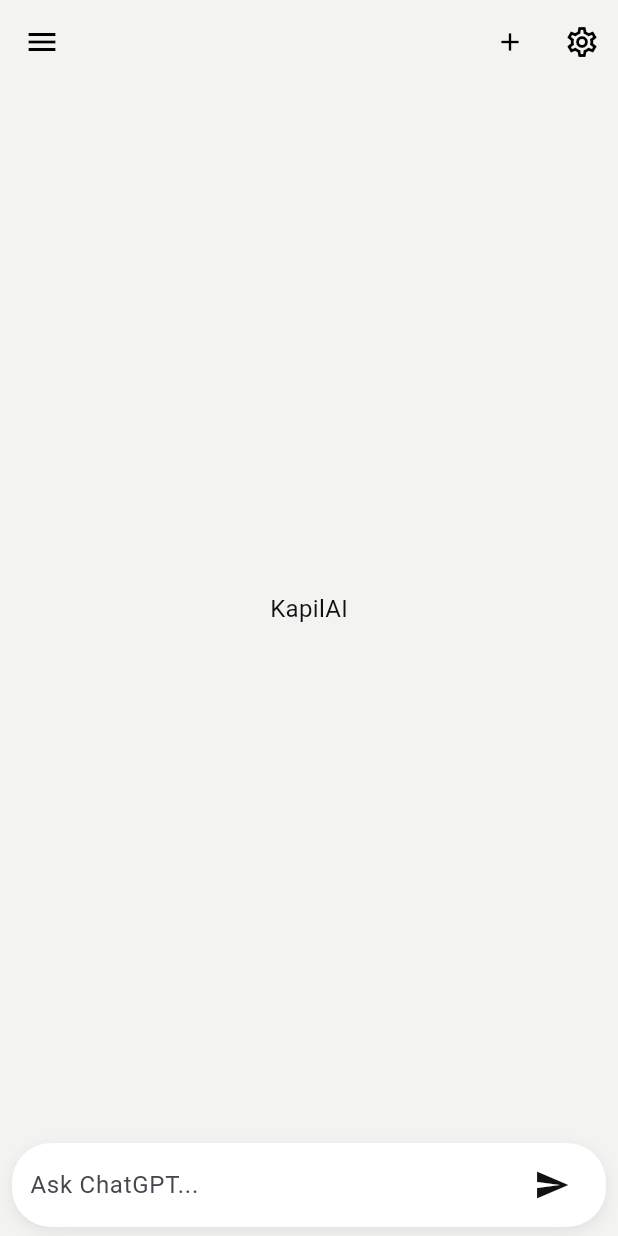
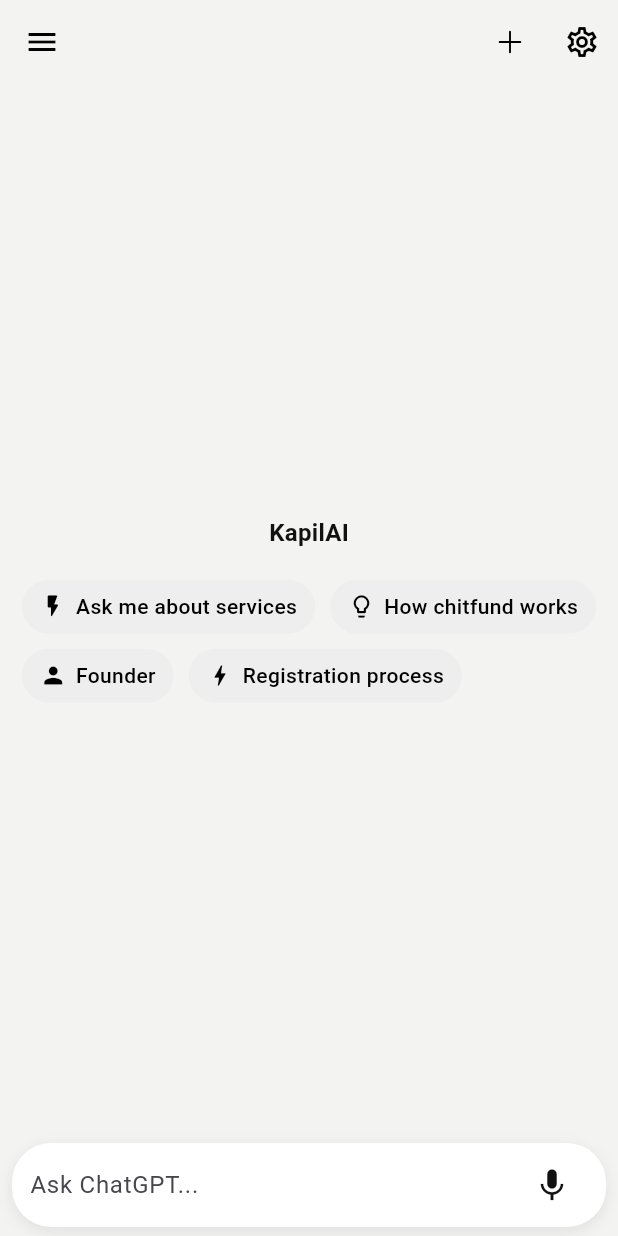
Before and after one commit to mayurkapilit23/chits_rag_flutter, a Flutter app: the screen it shows after launch, on a phone screen of 412 x 824 dp. Run offline on Flutter 3.47's test engine with Material 3 defaults, Android fonts, the phone set to English and light mode, and no system bars; our stand-ins replace animated_text_kit, equatable, flutter_bloc, phosphor_flutter, pinput, shared_preferences; Roboto replaces fonts that are missing (poppins).

Commit message:
implement chips on home screen with mic button animation

```diff
--- /dev/null
+++ b/lib/core/utils/bottom_sheets.dart
@@ -0,0 +1,67 @@
+import 'package:flutter/material.dart';
+import 'package:flutter_bloc/flutter_bloc.dart';
+import 'package:phosphor_flutter/phosphor_flutter.dart';
+
+import '../../features/theme/bloc/theme_bloc.dart';
+import '../../features/theme/bloc/theme_event.dart';
+import '../../features/theme/bloc/theme_state.dart';
+import '../colors/app_colors.dart';
+
+void showSettingsBottomSheet(BuildContext context) {
+  final isDark = Theme.of(context).brightness == Brightness.dark;
+  showModalBottomSheet(
+    context: context,
+    // backgroundColor: Colors.white,
+    shape: RoundedRectangleBorder(
+      borderRadius: BorderRadius.vertical(top: Radius.circular(20)),
+    ),
+    isScrollControlled: true,
+    builder: (context) {
+      return BlocBuilder<ThemeBloc, ThemeState>(
+        builder: (context, state) {
+          bool isDarkMode = state.themeMode == ThemeMode.dark;
+          return Container(
+            decoration: BoxDecoration(
+              color: isDarkMode
+                  ? AppColors.darkSecondary
+                  : AppColors.whiteColor,
+              borderRadius: BorderRadius.only(
+                topLeft: Radius.circular(20),
+                topRight: Radius.circular(20),
+              ),
+            ),
+            padding: EdgeInsets.only(
+              bottom: MediaQuery.of(context).viewInsets.bottom,
+              left: 20,
+              right: 20,
+              top: 20,
+            ),
+            child: SafeArea(
+              child: Column(
+                mainAxisSize: MainAxisSize.min,
+                crossAxisAlignment: CrossAxisAlignment.start,
+                children: [
+                  ListTile(
+                    leading: PhosphorIcon(PhosphorIcons.moon(), size: 20),
+                    title: const Text('Dark Mode'),
+                    trailing: Switch(
+                      activeTrackColor: isDarkMode
+                          ? AppColors.darkPrimary
+                          : AppColors.darkSecondary,
+                      value: isDarkMode,
+                      onChanged: (value) {
+                        context.read<ThemeBloc>().add(ToggleThemeEvent());
+                      },
+                    ),
+                  ),
+
+                  SizedBox(height: 15),
+                ],
+              ),
+            ),
+          );
+        },
+      );
+    },
+  );
+}
--- a/lib/features/gpt/view/home_screen.dart
+++ b/lib/features/gpt/view/home_screen.dart
@@ -1,13 +1,12 @@
 import 'package:chatgpt_clone/features/auth/bloc/auth_bloc.dart';
 import 'package:chatgpt_clone/features/auth/bloc/auth_state.dart';
-import 'package:chatgpt_clone/features/theme/bloc/theme_bloc.dart';
-import 'package:chatgpt_clone/features/theme/bloc/theme_event.dart';
-import 'package:chatgpt_clone/features/theme/bloc/theme_state.dart';
+import 'package:chatgpt_clone/features/gpt/widgets/custom_chip.dart';
 import 'package:flutter/material.dart';
 import 'package:flutter_bloc/flutter_bloc.dart';
-import 'package:forui/forui.dart';
+import 'package:phosphor_flutter/phosphor_flutter.dart';
 
 import '../../../core/colors/app_colors.dart';
+import '../../../core/utils/bottom_sheets.dart';
 import '../../auth/bloc/auth_event.dart';
 import '../../auth/view/mobile_number_sheet.dart';
 import '../bloc/gpt_bloc.dart';
@@ -62,6 +61,21 @@ class _HomeScreenState extends State<HomeScreen> {
   void initState() {
     super.initState();
     context.read<AuthBloc>().add(CheckAuthStatusEvent());
+
+    // IMPORTANT: listen to controller so setState runs on text changes
+    _input.addListener(() {
+      setState(() {});
+    });
+  }
+
+  @override
+  void dispose() {
+    _input.removeListener(
+      () {},
+    ); // harmless if listener removed, but ok to keep
+    _input.dispose();
+    _scroll.dispose();
+    super.dispose();
   }
 
   @override
@@ -96,7 +110,7 @@ class _HomeScreenState extends State<HomeScreen> {
         }
 
         return Scaffold(
-          key: Key('home_scaffold'),
+          key: const Key('home_scaffold'),
           backgroundColor: isDark
               ? AppColors.darkPrimary
               : AppColors.primaryColor,
@@ -113,12 +127,12 @@ class _HomeScreenState extends State<HomeScreen> {
                       onPressed: () {
                         context.read<GptBloc>().add(CreateConversationEvent());
                       },
-                      icon: Icon(Icons.add, size: 20),
+                      icon: PhosphorIcon(PhosphorIcons.plus(), size: 20),
                     ),
                     IconButton(
-                      icon: Icon(Icons.settings_outlined),
+                      icon: const Icon(Icons.settings_outlined),
                       onPressed: () {
-                        _showSettingsBottomSheet(context);
+                        showSettingsBottomSheet(context);
                       },
                     ),
                   ],
@@ -148,7 +162,8 @@ class _HomeScreenState extends State<HomeScreen> {
                       context.read<GptBloc>().add(CreateConversationEvent());
                       Navigator.pop(context);
                     },
-                    icon: Icon(Icons.add, size: 20),
+
+                    icon: PhosphorIcon(PhosphorIcons.plus(), size: 20),
                   ),
                   title: const Text(
                     'KapilAI',
@@ -156,7 +171,7 @@ class _HomeScreenState extends State<HomeScreen> {
                   ),
                 ),
 
-                const FDivider(),
+                const Divider(),
 
                 //conversation list
                 Expanded(
@@ -187,7 +202,8 @@ class _HomeScreenState extends State<HomeScreen> {
 
                         trailing: IconButton(
                           icon: Icon(
-                            Icons.delete_outline,
+                            Icons.delete,
+                            size: 20,
                             color: isDark
                                 ? AppColors.whiteColor
                                 : AppColors.darkPrimary,
@@ -203,7 +219,7 @@ class _HomeScreenState extends State<HomeScreen> {
                   ),
                 ),
 
-                SizedBox(height: 16),
+                const SizedBox(height: 16),
 
                 //login/logout button
                 Padding(
@@ -290,10 +306,31 @@ class _HomeScreenState extends State<HomeScreen> {
               SizedBox(width: 6),
 
               //send button
-              IconButton(
+              AnimatedSwitcher(
+                duration: Duration(milliseconds: 200),
+                transitionBuilder: (child, animation) {
+                  return ScaleTransition(scale: animation, child: child);
+                },
+                child: _input.text.trim().isEmpty
+                    ? IconButton(
+                        key: ValueKey('mic'),
+                        icon: Icon(
+                          Icons.mic,
+                          size: 26,
+                          color: isDark
+                              ? AppColors.whiteColor
+                              : AppColors.darkPrimary,
+                        ),
+                        onPressed: () {
+                          print("Mic tapped");
+                        },
+                      )
+                    : IconButton(
                         icon: Icon(
                           Icons.send,
-                  color: isDark ? AppColors.whiteColor : AppColors.darkPrimary,
+                          color: isDark
+                              ? AppColors.whiteColor
+                              : AppColors.darkPrimary,
                         ),
                         onPressed: () {
                           final text = _input.text.trim();
@@ -304,13 +341,15 @@ class _HomeScreenState extends State<HomeScreen> {
                               prompt: text,
                               mobile: state.mobileNumber ?? "",
                               sessionId: state
-                          .conversations[state.selectedConversationIndex]
+                                  .conversations[state
+                                      .selectedConversationIndex]
                                   .id,
                             ),
                           );
 
                           _input.clear();
                         },
+                      ),
               ),
             ],
           ),
@@ -321,7 +360,6 @@ class _HomeScreenState extends State<HomeScreen> {
 
   Widget _buildContent(BuildContext context, GptState state) {
     final isDark = Theme.of(context).brightness == Brightness.dark;
-    final screenSize = MediaQuery.of(context).size;
     // Loading states
     if (state is GptInitialState || state is GptLoadingState) {
       return Center(child: CircularProgressIndicator());
@@ -361,15 +399,46 @@ class _HomeScreenState extends State<HomeScreen> {
             //message list
             Expanded(
               child: conv.messages.isEmpty
-                  ? Center(
-                      child: Text(
+                  ? Column(
+                      mainAxisAlignment: MainAxisAlignment.center,
+                      children: [
+                        Text(
                           'KapilAI',
                           style: TextStyle(
+                            fontWeight: FontWeight.bold,
                             color: isDark
                                 ? AppColors.whiteColor
                                 : AppColors.darkPrimary,
                           ),
                         ),
+                        const SizedBox(height: 20),
+                        Wrap(
+                          spacing: 10,
+                          runSpacing: 10,
+                          children: [
+                            CustomChip(
+                              icon: Icons.flash_on_rounded,
+                              text: "Ask me about services",
+                              isDark: isDark,
+                            ),
+                            CustomChip(
+                              icon: Icons.lightbulb_outline,
+                              text: "How chitfund works",
+                              isDark: isDark,
+                            ),
+                            CustomChip(
+                              icon: Icons.person,
+                              text: "Founder",
+                              isDark: isDark,
+                            ),
+                            CustomChip(
+                              icon: Icons.bolt,
+                              text: "Registration process",
+                              isDark: isDark,
+                            ),
+                          ],
+                        ),
+                      ],
                     )
                   : ListView.builder(
                       controller: _scroll,
@@ -421,10 +490,23 @@ class _HomeScreenState extends State<HomeScreen> {
               ),
               SizedBox(height: 16),
               ElevatedButton(
+                style: ElevatedButton.styleFrom(
+                  // backgroundColor: AppColors.darkSecondary,
+                  backgroundColor: isDark
+                      ? AppColors.primaryColor
+                      : AppColors.darkSecondary,
+                  foregroundColor: isDark
+                      ? AppColors.darkPrimary
+                      : Colors.white,
+
+                  shape: RoundedRectangleBorder(
+                    borderRadius: BorderRadius.circular(10),
+                  ),
+                ),
                 onPressed: () {
                   context.read<GptBloc>().add(LoadInitialDataEvent());
                 },
-                child: Text('Retry'),
+                child: const Text('Retry'),
               ),
             ],
           ),
@@ -433,64 +515,6 @@ class _HomeScreenState extends State<HomeScreen> {
     }
 
     // Fallback - should not happen
-    return Center(child: Text('Unexpected state'));
+    return const Center(child: Text('Unexpected state'));
   }
 }
-
-void _showSettingsBottomSheet(BuildContext context) {
-  showModalBottomSheet(
-    context: context,
-    // backgroundColor: Colors.white,
-    shape: RoundedRectangleBorder(
-      borderRadius: BorderRadius.vertical(top: Radius.circular(20)),
-    ),
-    isScrollControlled: true,
-    builder: (context) {
-      return BlocBuilder<ThemeBloc, ThemeState>(
-        builder: (context, state) {
-          bool isDarkMode = state.themeMode == ThemeMode.dark;
-          return Container(
-            decoration: BoxDecoration(
-              color: isDarkMode
-                  ? AppColors.darkSecondary
-                  : AppColors.whiteColor,
-              borderRadius: BorderRadius.only(
-                topLeft: Radius.circular(20),
-                topRight: Radius.circular(20),
-              ),
-            ),
-            padding: EdgeInsets.only(
-              bottom: MediaQuery.of(context).viewInsets.bottom,
-              left: 20,
-              right: 20,
-              top: 20,
-            ),
-            child: SafeArea(
-              child: Column(
-                mainAxisSize: MainAxisSize.min,
-                crossAxisAlignment: CrossAxisAlignment.start,
-                children: [
-                  ListTile(
-                    leading: Icon(FIcons.moon, size: 20),
-                    title: const Text('Dark Mode'),
-                    trailing: Switch(
-                      activeTrackColor: isDarkMode
-                          ? AppColors.darkPrimary
-                          : AppColors.darkSecondary,
-                      value: isDarkMode,
-                      onChanged: (value) {
-                        context.read<ThemeBloc>().add(ToggleThemeEvent());
-                      },
-                    ),
-                  ),
-
-                  SizedBox(height: 15),
-                ],
-              ),
-            ),
-          );
-        },
-      );
-    },
-  );
-}
--- /dev/null
+++ b/lib/features/gpt/widgets/custom_chip.dart
@@ -0,0 +1,53 @@
+import 'package:flutter/material.dart';
+
+class CustomChip extends StatelessWidget {
+  const CustomChip({
+    super.key,
+    required this.icon,
+    required this.text,
+    required this.isDark,
+    this.onTap,
+  });
+
+  final IconData icon;
+  final String text;
+  final bool isDark;
+  final VoidCallback? onTap;
+
+  @override
+  Widget build(BuildContext context) {
+    return Material(
+      color: Colors.transparent,
+      child: InkWell(
+        onTap: onTap,
+        borderRadius: BorderRadius.circular(20),
+        splashColor: (isDark ? Colors.white : Colors.black).withOpacity(0.15),
+        highlightColor: Colors.transparent,
+        child: Container(
+          padding: const EdgeInsets.symmetric(horizontal: 12, vertical: 8),
+          decoration: BoxDecoration(
+            color: isDark
+                ? Colors.white.withOpacity(0.08)
+                : Colors.grey.shade200,
+            borderRadius: BorderRadius.circular(20),
+          ),
+          child: Row(
+            mainAxisSize: MainAxisSize.min,
+            children: [
+              Icon(icon, size: 18, color: isDark ? Colors.white : Colors.black),
+              const SizedBox(width: 6),
+              Text(
+                text,
+                style: TextStyle(
+                  color: isDark ? Colors.white : Colors.black,
+                  fontSize: 14,
+                  fontWeight: FontWeight.w500,
+                ),
+              ),
+            ],
+          ),
+        ),
+      ),
+    );
+  }
+}
--- a/pubspec.yaml
+++ b/pubspec.yaml
@@ -18,8 +18,7 @@ dependencies:
   http: ^1.6.0
   pinput: ^6.0.1
   animated_text_kit: ^4.3.0
-  forui: ^0.16.0
-  shadcn_ui: ^0.40.2
+  phosphor_flutter: ^2.1.0
 
 
 dev_dependencies:
```
Also changed, not shown: pubspec.lock. Lines whose indentation alone changed are shown as unchanged.
